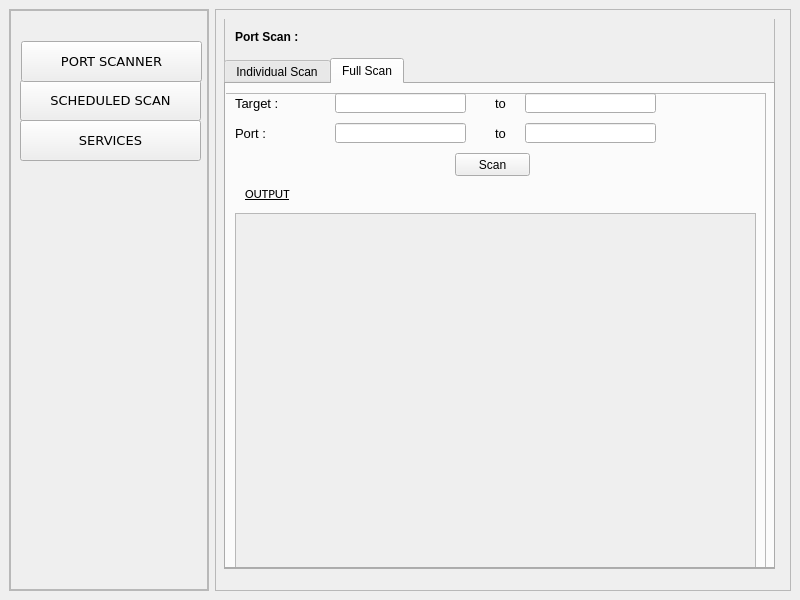
Qt form temp/for_test.ui (aniketparate/Network-Security-Scanner) before a commit.
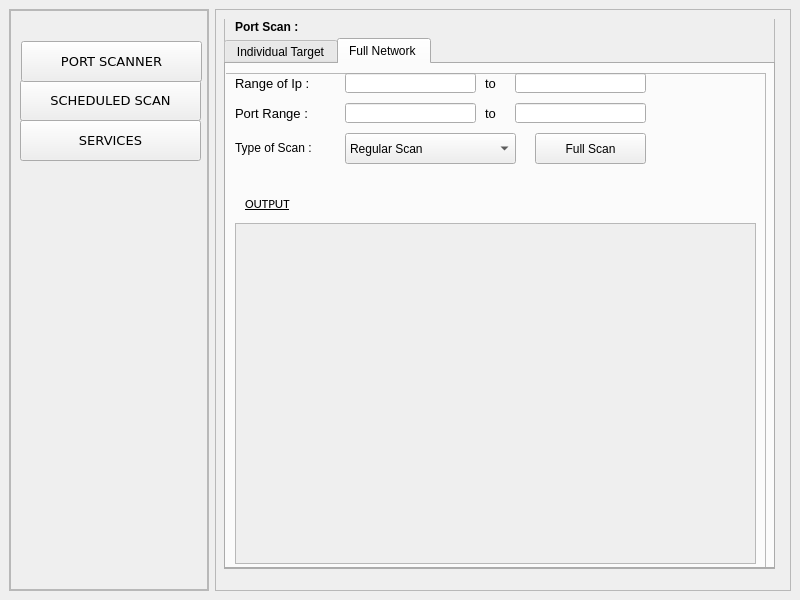
The same form after that commit. The open tabs and pages were chosen to show the change.

Patch:
```diff
--- a/temp/for_test.ui
+++ b/temp/for_test.ui
@@ -168,9 +168,9 @@
           <property name="geometry">
            <rect>
             <x>0</x>
-            <y>40</y>
+            <y>20</y>
             <width>551</width>
-            <height>511</height>
+            <height>531</height>
            </rect>
           </property>
           <property name="currentIndex">
@@ -181,7 +181,7 @@
             <string>&lt;html&gt;&lt;head/&gt;&lt;body&gt;&lt;p&gt;axca&lt;/p&gt;&lt;p&gt;&lt;br/&gt;&lt;/p&gt;&lt;/body&gt;&lt;/html&gt;</string>
            </property>
            <attribute name="title">
-            <string>Individual Scan</string>
+            <string>Individual Target</string>
            </attribute>
            <widget class="QFrame" name="frame_5">
             <property name="geometry">
@@ -396,7 +396,7 @@
           </widget>
           <widget class="QWidget" name="FullScanTab">
            <attribute name="title">
-            <string>Full Scan</string>
+            <string>Full Network </string>
            </attribute>
            <widget class="QFrame" name="frame_6">
             <property name="geometry">
@@ -416,7 +416,7 @@
             <widget class="QLineEdit" name="full_targetinput_1">
              <property name="geometry">
               <rect>
-               <x>110</x>
+               <x>120</x>
                <y>0</y>
                <width>131</width>
                <height>20</height>
@@ -427,9 +427,9 @@
              <property name="geometry">
               <rect>
                <x>10</x>
-               <y>120</y>
+               <y>150</y>
                <width>521</width>
-               <height>371</height>
+               <height>341</height>
               </rect>
              </property>
              <property name="widgetResizable">
@@ -441,7 +441,7 @@
                 <x>0</x>
                 <y>0</y>
                 <width>519</width>
-                <height>369</height>
+                <height>339</height>
                </rect>
               </property>
              </widget>
@@ -451,18 +451,18 @@
               <rect>
                <x>10</x>
                <y>0</y>
-               <width>71</width>
+               <width>101</width>
                <height>21</height>
               </rect>
              </property>
              <property name="text">
-              <string>&lt;html&gt;&lt;head/&gt;&lt;body&gt;&lt;p&gt;&lt;span style=&quot; font-size:10pt;&quot;&gt;Target :&lt;/span&gt;&lt;/p&gt;&lt;/body&gt;&lt;/html&gt;</string>
+              <string>&lt;html&gt;&lt;head/&gt;&lt;body&gt;&lt;p&gt;&lt;span style=&quot; font-size:10pt;&quot;&gt;Range of Ip :&lt;/span&gt;&lt;/p&gt;&lt;/body&gt;&lt;/html&gt;</string>
              </property>
             </widget>
             <widget class="QLineEdit" name="full_portinput">
              <property name="geometry">
               <rect>
-               <x>110</x>
+               <x>120</x>
                <y>30</y>
                <width>131</width>
                <height>20</height>
@@ -474,31 +474,31 @@
               <rect>
                <x>10</x>
                <y>30</y>
-               <width>81</width>
+               <width>91</width>
                <height>21</height>
               </rect>
              </property>
              <property name="text">
-              <string>&lt;html&gt;&lt;head/&gt;&lt;body&gt;&lt;p&gt;&lt;span style=&quot; font-size:10pt;&quot;&gt;Port :&lt;/span&gt;&lt;/p&gt;&lt;/body&gt;&lt;/html&gt;</string>
+              <string>&lt;html&gt;&lt;head/&gt;&lt;body&gt;&lt;p&gt;&lt;span style=&quot; font-size:10pt;&quot;&gt;Port Range :&lt;/span&gt;&lt;/p&gt;&lt;/body&gt;&lt;/html&gt;</string>
              </property>
             </widget>
             <widget class="QPushButton" name="full_ScanButton">
              <property name="geometry">
               <rect>
-               <x>230</x>
+               <x>310</x>
                <y>60</y>
-               <width>75</width>
-               <height>23</height>
+               <width>111</width>
+               <height>31</height>
               </rect>
              </property>
              <property name="text">
-              <string>Scan</string>
+              <string>Full Scan</string>
              </property>
             </widget>
             <widget class="QLineEdit" name="full_targetinput_2">
              <property name="geometry">
               <rect>
-               <x>300</x>
+               <x>290</x>
                <y>0</y>
                <width>131</width>
                <height>20</height>
@@ -508,7 +508,7 @@
             <widget class="QLabel" name="tolabel">
              <property name="geometry">
               <rect>
-               <x>270</x>
+               <x>260</x>
                <y>0</y>
                <width>21</width>
                <height>20</height>
@@ -538,7 +538,7 @@
             <widget class="QLineEdit" name="full_portinput_2">
              <property name="geometry">
               <rect>
-               <x>300</x>
+               <x>290</x>
                <y>30</y>
                <width>131</width>
                <height>20</height>
@@ -548,7 +548,7 @@
             <widget class="QLabel" name="tolabel_2">
              <property name="geometry">
               <rect>
-               <x>270</x>
+               <x>260</x>
                <y>30</y>
                <width>21</width>
                <height>20</height>
@@ -579,7 +579,7 @@
              <property name="geometry">
               <rect>
                <x>20</x>
-               <y>90</y>
+               <y>120</y>
                <width>501</width>
                <height>21</height>
               </rect>
@@ -595,6 +595,54 @@
               <string>OUTPUT</string>
              </property>
             </widget>
+            <widget class="QComboBox" name="full_typeOfPortScan">
+             <property name="geometry">
+              <rect>
+               <x>120</x>
+               <y>60</y>
+               <width>171</width>
+               <height>31</height>
+              </rect>
+             </property>
+             <item>
+              <property name="text">
+               <string>Regular Scan</string>
+              </property>
+             </item>
+             <item>
+              <property name="text">
+               <string>Ping Scan</string>
+              </property>
+             </item>
+             <item>
+              <property name="text">
+               <string>Intensive Scan</string>
+              </property>
+             </item>
+             <item>
+              <property name="text">
+               <string>Intensive | UDP Scan</string>
+              </property>
+             </item>
+             <item>
+              <property name="text">
+               <string>Intensive | TCP Scan</string>
+              </property>
+             </item>
+            </widget>
+            <widget class="QLabel" name="label_9">
+             <property name="geometry">
+              <rect>
+               <x>10</x>
+               <y>60</y>
+               <width>101</width>
+               <height>31</height>
+              </rect>
+             </property>
+             <property name="text">
+              <string>&lt;html&gt;&lt;head/&gt;&lt;body&gt;&lt;p&gt;&lt;span style=&quot; font-size:9pt;&quot;&gt;Type of Scan :&lt;/span&gt;&lt;/p&gt;&lt;/body&gt;&lt;/html&gt;</string>
+             </property>
+            </widget>
            </widget>
           </widget>
          </widget>
@@ -603,7 +651,7 @@
          <property name="geometry">
           <rect>
            <x>20</x>
-           <y>10</y>
+           <y>0</y>
            <width>521</width>
            <height>16</height>
           </rect>
```
Left out of the diff: 19 changed lines with no effect on the pictures.
